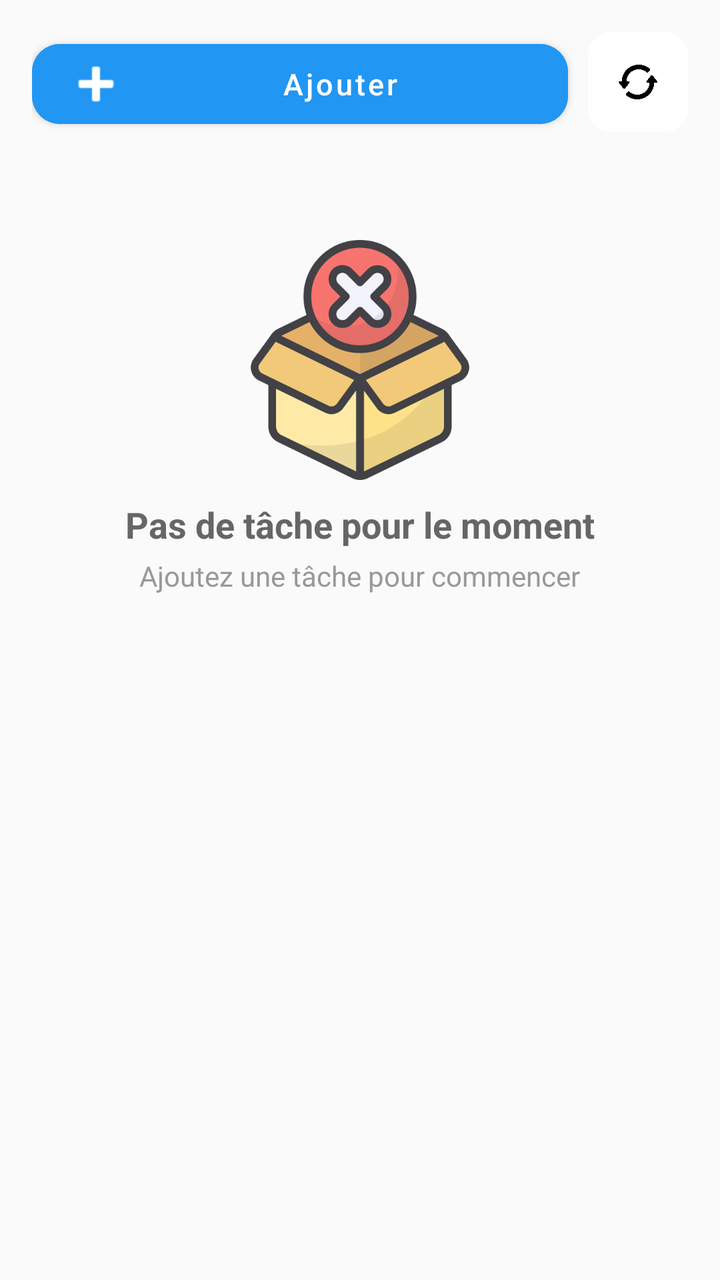
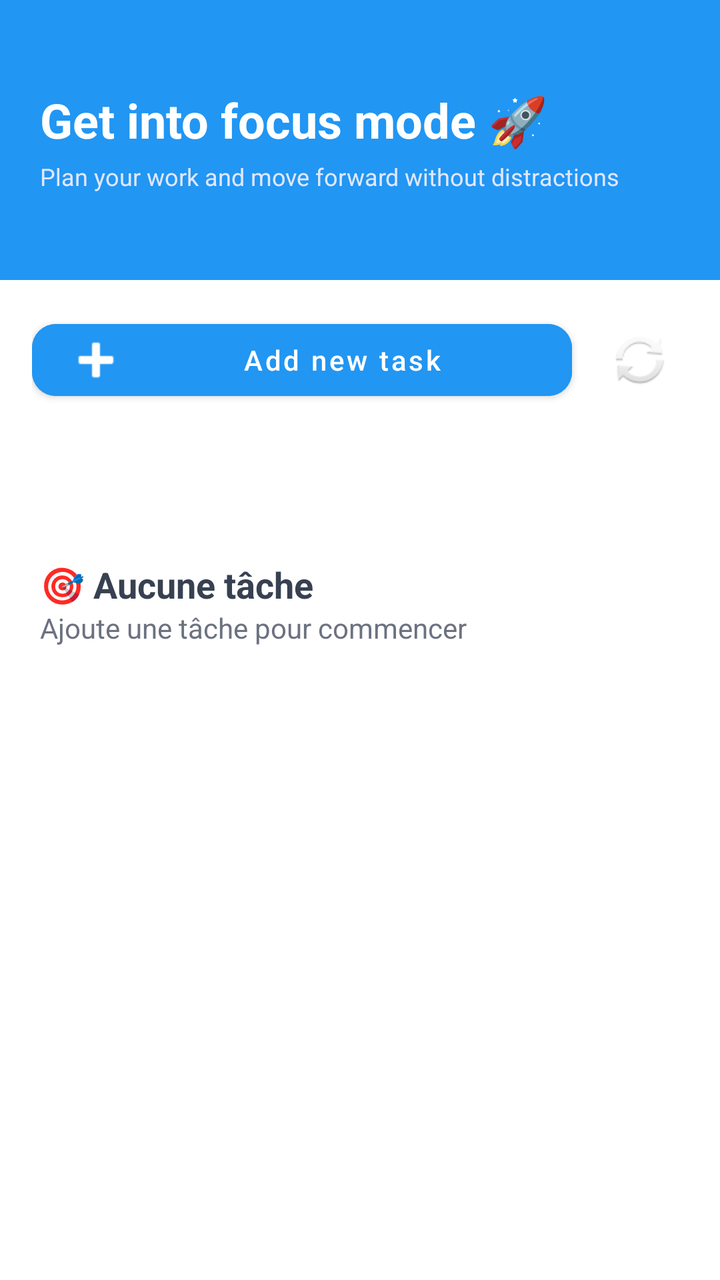

Before-and-after screenshots of an Android layout around one commit, followed by the original layout XML and the change that was made.
<!-- AndroidManifest.xml: application theme Theme.DevVibe -->
<!-- res/layout/activity_pomodoro.xml -->
<?xml version="1.0" encoding="utf-8"?>
<LinearLayout
    xmlns:android="http://schemas.android.com/apk/res/android"
    xmlns:app="http://schemas.android.com/apk/res-auto"
    android:orientation="vertical"
    android:padding="16dp"
    android:background="#FAFAFA"
    android:layout_width="match_parent"
    android:layout_height="match_parent">

    <LinearLayout
        android:orientation="horizontal"
        android:layout_width="match_parent"
        android:layout_height="wrap_content"
        android:layout_marginBottom="12dp">

        <com.google.android.material.button.MaterialButton
            android:id="@+id/btnAdd"
            android:layout_width="0dp"
            android:layout_weight="1"
            android:layout_height="52dp"
            android:text="Ajouter"
            android:textAllCaps="false"
            android:textColor="#FFFFFF"
            android:textSize="15sp"
            app:cornerRadius="14dp"
            android:backgroundTint="#2196F3"
            app:icon="@android:drawable/ic_input_add"
            app:iconPadding="8dp"/>

        <ImageButton
            android:id="@+id/btnRefresh"
            android:layout_width="50dp"
            android:layout_height="50dp"
            android:layout_marginStart="10dp"
            android:contentDescription="TODO"
            android:src="@drawable/refresh_icon"
            android:scaleType="centerInside"
            android:padding="14dp"
            android:background="@drawable/rounded_button"/>

    </LinearLayout>

    <LinearLayout
        android:id="@+id/emptyStateLayout"
        android:orientation="vertical"
        android:gravity="center"
        android:layout_width="match_parent"
        android:layout_height="wrap_content"
        android:layout_marginTop="40dp">

        <ImageView
            android:layout_width="120dp"
            android:layout_height="120dp"
            android:contentDescription="TODO"
            android:src="@drawable/empty_tasks"
            android:alpha="0.8"/>

        <TextView
            android:text="Pas de tâche pour le moment"
            android:textSize="18sp"
            android:textStyle="bold"
            android:textColor="#666"
            android:layout_marginTop="10dp"
            android:layout_width="wrap_content"
            android:layout_height="wrap_content"/>

        <TextView
            android:text="Ajoutez une tâche pour commencer"
            android:textSize="14sp"
            android:textColor="#999"
            android:layout_marginTop="4dp"
            android:layout_width="wrap_content"
            android:layout_height="wrap_content"/>

    </LinearLayout>

    <androidx.recyclerview.widget.RecyclerView
        android:id="@+id/recyclerView"
        android:visibility="gone"
        android:layout_marginTop="8dp"
        android:layout_width="match_parent"
        android:layout_height="match_parent"/>

</LinearLayout>
<!-- resources referenced by this layout -->
<resources>
  <!-- drawable empty_tasks: png bitmap (drawable, 45213 bytes) -->
  <!-- drawable refresh_icon: png bitmap (drawable, 11462 bytes) -->
  <!-- drawable rounded_button (drawable) -->
  <?xml version="1.0" encoding="utf-8"?>
  <shape xmlns:android="http://schemas.android.com/apk/res/android">
      <corners android:radius="12dp" />
      <solid android:color="#FFFF" />
  </shape>
  <style name="Theme.DevVibe" parent="Base.Theme.DevVibe" />
  <style name="Base.Theme.DevVibe" parent="Theme.MaterialComponents.DayNight.NoActionBar">
          
          
      </style>
</resources>

<!-- the commit's change to res/layout/activity_pomodoro.xml (unified diff, before → after) -->
@@ -3,82 +3,98 @@
     xmlns:android="http://schemas.android.com/apk/res/android"
     xmlns:app="http://schemas.android.com/apk/res-auto"
     android:orientation="vertical"
-    android:padding="16dp"
-    android:background="#FAFAFA"
     android:layout_width="match_parent"
-    android:layout_height="match_parent">
+    android:layout_height="match_parent"
+    android:background="#FFFF">
 
+    
     <LinearLayout
-        android:orientation="horizontal"
+        android:layout_width="match_parent"
+        android:layout_height="140dp"
+        android:orientation="vertical"
+        android:gravity="center_vertical"
+        android:padding="20dp"
+        android:background="#2196F3">
+
+        <TextView
+            android:layout_width="wrap_content"
+            android:layout_height="wrap_content"
+            android:text="Get into focus mode 🚀"
+            android:textColor="#FFFFFF"
+            android:textSize="24sp"
+            android:textStyle="bold"/>
+
+        <TextView
+            android:layout_width="wrap_content"
+            android:layout_height="wrap_content"
+            android:text="Plan your work and move forward without distractions"
+            android:textColor="#E0E7FF"
+            android:textSize="12sp"
+            android:layout_marginTop="4dp"/>
+    </LinearLayout>
+
+    
+    <LinearLayout
         android:layout_width="match_parent"
         android:layout_height="wrap_content"
-        android:layout_marginBottom="12dp">
+        android:padding="16dp"
+        android:orientation="horizontal">
 
         <com.google.android.material.button.MaterialButton
             android:id="@+id/btnAdd"
             android:layout_width="0dp"
             android:layout_weight="1"
-            android:layout_height="52dp"
-            android:text="Ajouter"
+            android:layout_height="48dp"
+            android:text="Add new task"
             android:textAllCaps="false"
             android:textColor="#FFFFFF"
-            android:textSize="15sp"
-            app:cornerRadius="14dp"
             android:backgroundTint="#2196F3"
+            app:cornerRadius="12dp"
             app:icon="@android:drawable/ic_input_add"
             app:iconPadding="8dp"/>
 
         <ImageButton
             android:id="@+id/btnRefresh"
-            android:layout_width="50dp"
-            android:layout_height="50dp"
+            android:layout_width="48dp"
+            android:layout_height="48dp"
             android:layout_marginStart="10dp"
-            android:contentDescription="TODO"
-            android:src="@drawable/refresh_icon"
-            android:scaleType="centerInside"
-            android:padding="14dp"
-            android:background="@drawable/rounded_button"/>
-
+            android:src="@android:drawable/ic_popup_sync"
+            android:background="?attr/selectableItemBackgroundBorderless"/>
     </LinearLayout>
 
+    
     <LinearLayout
         android:id="@+id/emptyStateLayout"
         android:orientation="vertical"
         android:gravity="center"
         android:layout_width="match_parent"
         android:layout_height="wrap_content"
-        android:layout_marginTop="40dp">
-
-        <ImageView
-            android:layout_width="120dp"
-            android:layout_height="120dp"
-            android:contentDescription="TODO"
-            android:src="@drawable/empty_tasks"
-            android:alpha="0.8"/>
+        android:layout_marginTop="40dp"
+        android:padding="20dp">
 
         <TextView
-            android:text="Pas de tâche pour le moment"
+            android:text="🎯 Aucune tâche"
             android:textSize="18sp"
             android:textStyle="bold"
-            android:textColor="#666"
-            android:layout_marginTop="10dp"
-            android:layout_width="wrap_content"
+            android:textColor="#374151"
+            android:layout_width="match_parent"
             android:layout_height="wrap_content"/>
 
         <TextView
-            android:text="Ajoutez une tâche pour commencer"
+            android:text="Ajoute une tâche pour commencer"
             android:textSize="14sp"
-            android:textColor="#999"
-            android:layout_marginTop="4dp"
-            android:layout_width="wrap_content"
+            android:textColor="#6B7280"
+            android:layout_width="match_parent"
             android:layout_height="wrap_content"/>
-
     </LinearLayout>
 
+    
     <androidx.recyclerview.widget.RecyclerView
         android:id="@+id/recyclerView"
         android:visibility="gone"
         android:layout_marginTop="8dp"
+        android:paddingStart="12dp"
+        android:paddingEnd="12dp"
         android:layout_width="match_parent"
         android:layout_height="match_parent"/>
 
<!-- resource entries referenced after the edit -->
@@ -1,13 +1,5 @@
 <!-- resources referenced by this layout -->
 <resources>
-  <!-- drawable empty_tasks: png bitmap (drawable, 45213 bytes) -->
-  <!-- drawable refresh_icon: png bitmap (drawable, 11462 bytes) -->
-  <!-- drawable rounded_button (drawable) -->
-  <?xml version="1.0" encoding="utf-8"?>
-  <shape xmlns:android="http://schemas.android.com/apk/res/android">
-      <corners android:radius="12dp" />
-      <solid android:color="#FFFF" />
-  </shape>
   <style name="Theme.DevVibe" parent="Base.Theme.DevVibe" />
   <style name="Base.Theme.DevVibe" parent="Theme.MaterialComponents.DayNight.NoActionBar">
           
